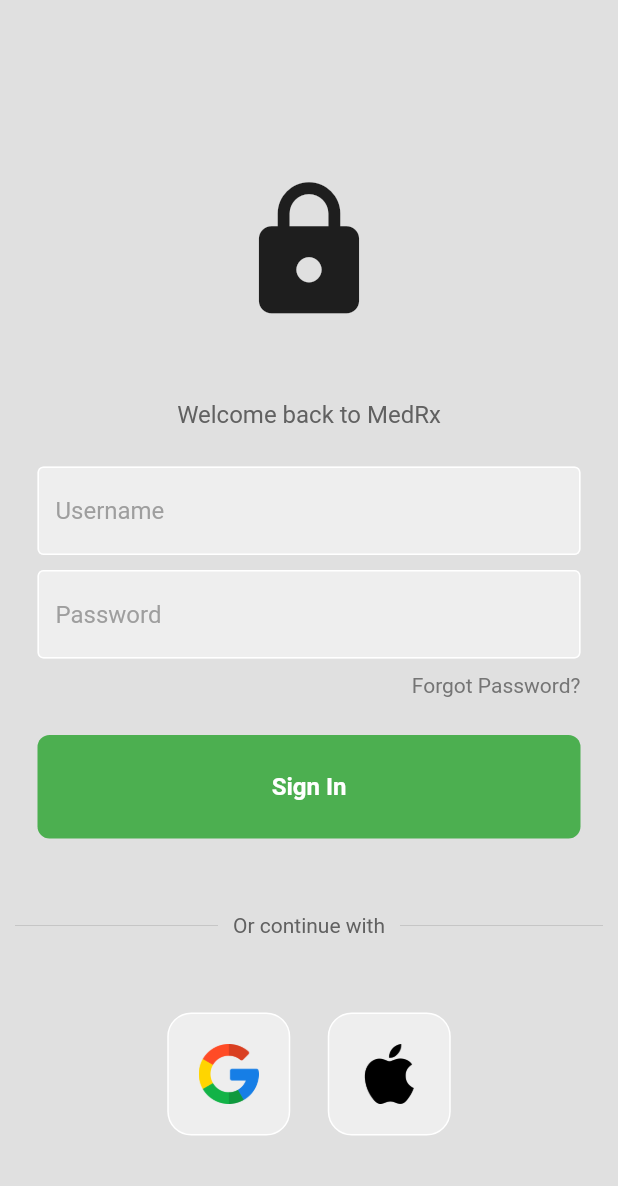
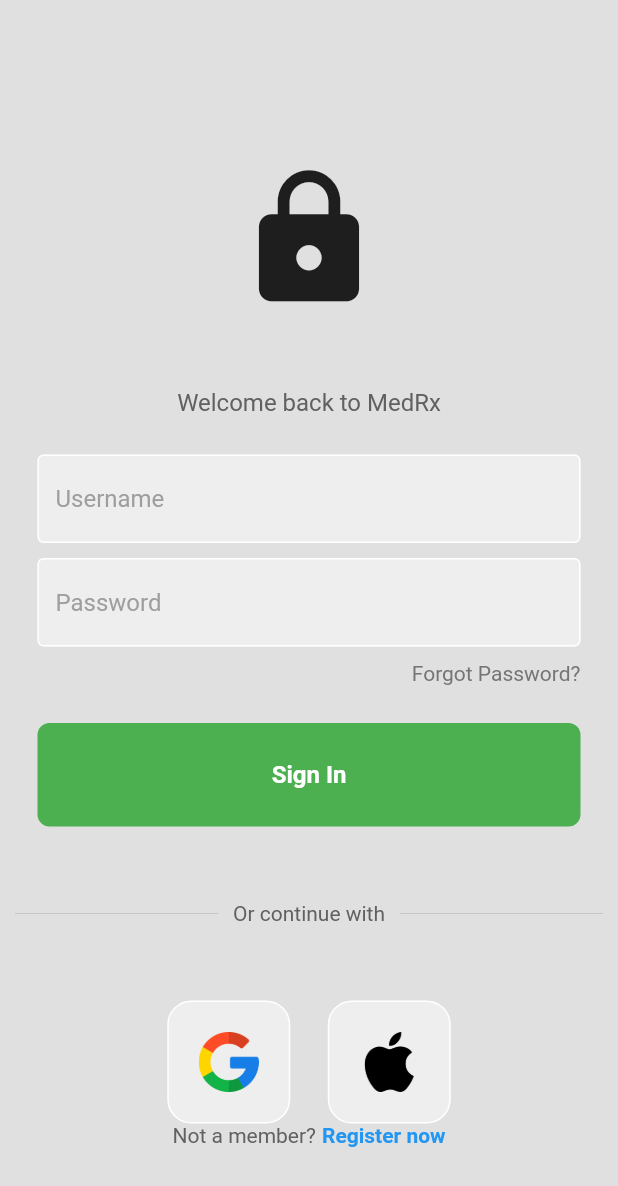
Before and after one commit to johndelphi/medfastgo, a Flutter app: the screen it shows after launch, on a phone screen of 412 x 824 dp. Shown: the top 1186 px of the screen. Run offline on Flutter 3.47's test engine with Material 2 defaults, Android fonts, the light colour scheme and no system bars; our stand-ins replace firebase_auth, firebase_core; accounts and stored records are empty.

Commit message:
not a member register now

```diff
--- a/lib/pages/Login_page.dart
+++ b/lib/pages/Login_page.dart
@@ -125,6 +125,23 @@
                 ),
 
                 //not a member register now
+                Row(
+                  mainAxisAlignment: MainAxisAlignment.center,
+                  children: [
+                    Text(
+                      'Not a member?',
+                      style: TextStyle(color: Colors.grey[700]),
+                    ),
+                    const SizedBox(width: 4),
+                    const Text(
+                      'Register now',
+                      style: TextStyle(
+                        color: Colors.blue,
+                        fontWeight: FontWeight.bold,
+                      ),
+                    ),
+                  ],
+                )
               ],
             ),
           ),
```
